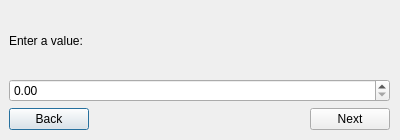
Old version of the form qt/manager/uis/dlg_price.ui in the repository mabragor/foobar.
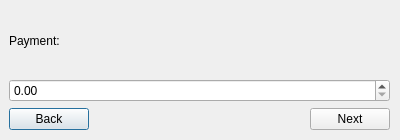
New version of the form.

Commit message: Bug #133: Payment label.

```diff
--- a/qt/manager/uis/dlg_price.ui
+++ b/qt/manager/uis/dlg_price.ui
@@ -29,7 +29,7 @@
     <item>
      <widget class="QLabel" name="label">
       <property name="text">
-       <string>Enter a value:</string>
+       <string>Payment:</string>
       </property>
      </widget>
     </item>
```
